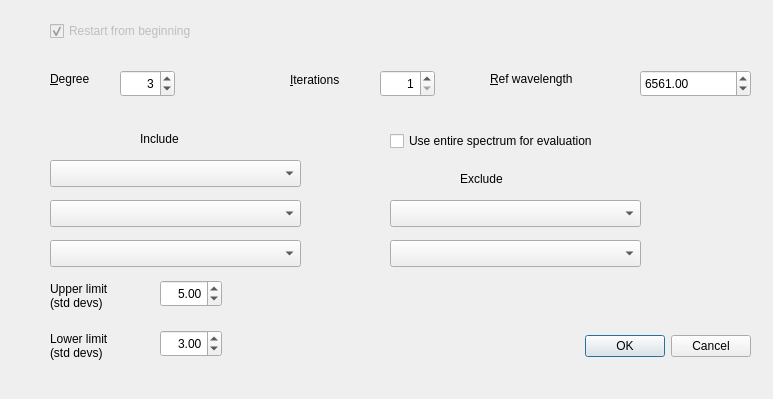
First picture: the form in Numpy/Sdadmin/contcalcdlg.ui, repository JohnMCollins/python-astro-progs, before the edit.
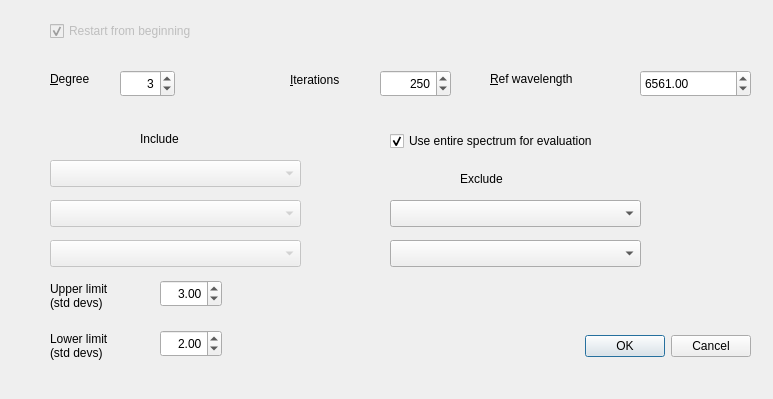
Second picture: the form after the edit.

The edit to the form file:
```diff
--- a/Numpy/Sdadmin/contcalcdlg.ui
+++ b/Numpy/Sdadmin/contcalcdlg.ui
@@ -34,7 +34,7 @@
     <rect>
      <x>390</x>
      <y>130</y>
-     <width>261</width>
+     <width>311</width>
      <height>22</height>
     </rect>
    </property>
@@ -47,8 +47,14 @@
    <property name="text">
     <string>Use entire spectrum for evaluation</string>
    </property>
+   <property name="checked">
+    <bool>true</bool>
+   </property>
   </widget>
   <widget class="QComboBox" name="inclrange2">
+   <property name="enabled">
+    <bool>false</bool>
+   </property>
    <property name="geometry">
     <rect>
      <x>50</x>
@@ -62,6 +68,9 @@
    </property>
   </widget>
   <widget class="QComboBox" name="inclrange1">
+   <property name="enabled">
+    <bool>false</bool>
+   </property>
    <property name="geometry">
     <rect>
      <x>50</x>
@@ -101,6 +110,9 @@
    </property>
   </widget>
   <widget class="QComboBox" name="inclrange3">
+   <property name="enabled">
+    <bool>false</bool>
+   </property>
    <property name="geometry">
     <rect>
      <x>50</x>
@@ -165,7 +177,7 @@
     <double>0.010000000000000</double>
    </property>
    <property name="value">
-    <double>3.000000000000000</double>
+    <double>2.000000000000000</double>
    </property>
   </widget>
   <widget class="QLabel" name="label_2">
@@ -208,7 +220,7 @@
     <double>0.010000000000000</double>
    </property>
    <property name="value">
-    <double>5.000000000000000</double>
+    <double>3.000000000000000</double>
    </property>
   </widget>
   <widget class="QLabel" name="label">
@@ -271,7 +283,7 @@
     <rect>
      <x>380</x>
      <y>70</y>
-     <width>55</width>
+     <width>71</width>
      <height>27</height>
     </rect>
    </property>
@@ -288,10 +300,10 @@
     <number>1</number>
    </property>
    <property name="maximum">
-    <number>100</number>
+    <number>1000</number>
    </property>
    <property name="value">
-    <number>1</number>
+    <number>250</number>
    </property>
   </widget>
   <widget class="QLabel" name="label_6">
```
